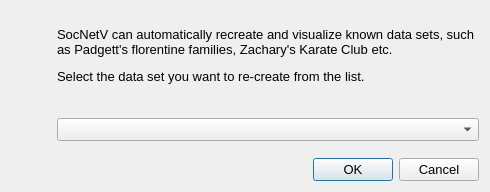
First picture: the form in src/forms/datasetselectdialog.ui, repository socnetv/app, before the edit.
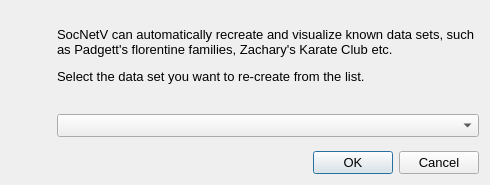
Second picture: the form after the edit. Icons and pictures are not drawn.

Commit message: fixing dataset recreate dialog in mac 4

```diff
--- a/src/forms/datasetselectdialog.ui
+++ b/src/forms/datasetselectdialog.ui
@@ -10,7 +10,7 @@
     <x>0</x>
     <y>0</y>
     <width>490</width>
-    <height>192</height>
+    <height>185</height>
    </rect>
   </property>
   <property name="sizePolicy">
@@ -22,7 +22,7 @@
   <property name="minimumSize">
    <size>
     <width>460</width>
-    <height>165</height>
+    <height>185</height>
    </size>
   </property>
   <property name="maximumSize">
```
